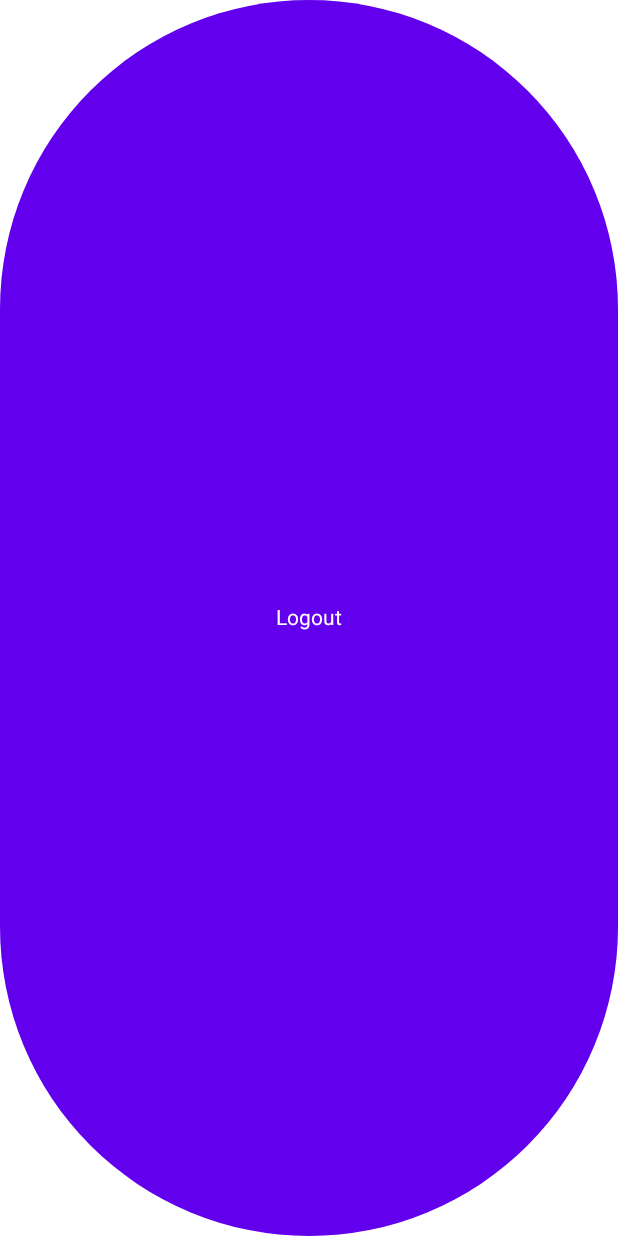
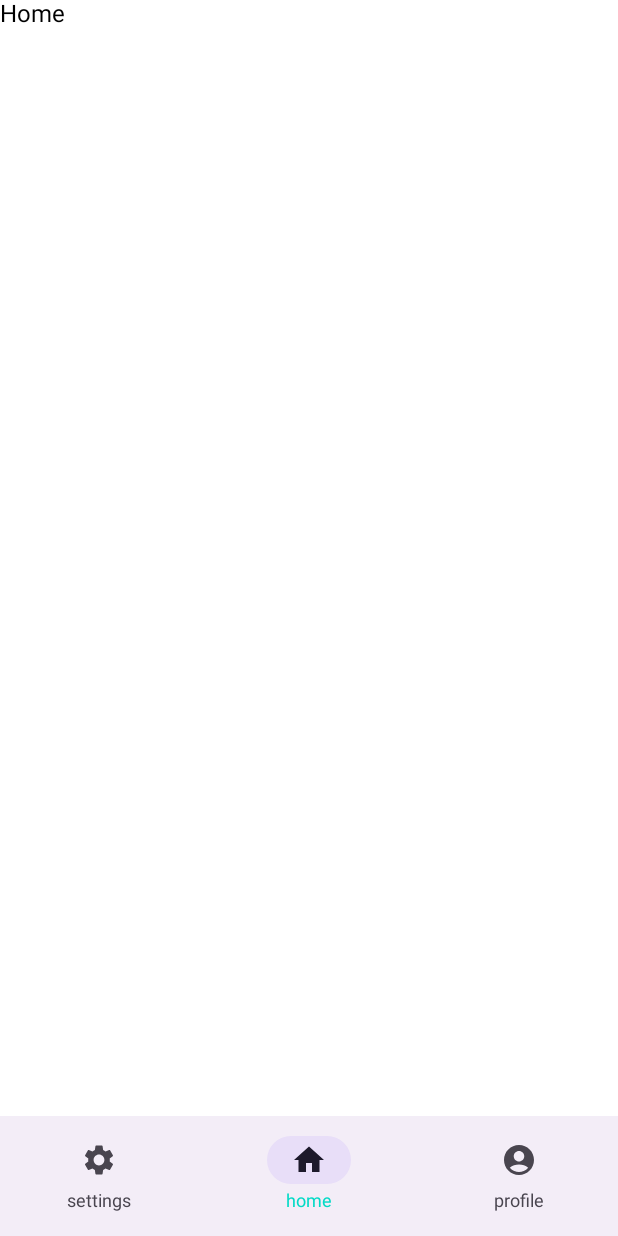
Before and after one commit to Fuwuffyi/Mobile2025-WalkAndTag, an Android app built with Jetpack Compose: the screen it shows after launch once a user with an empty profile is signed in (MainActivity), on a phone screen of 412 x 824 dp. Run offline under Robolectric (Android 15) with nearby library versions, the phone set to English and light mode, and no system bars; our stand-ins replace Firebase (no records; nobody signed in at launch, a user with empty details on screens opened directly).

```diff
--- a/app/src/main/java/com/github/walkandtag/ui/navigation/MainNavGraph.kt
+++ b/app/src/main/java/com/github/walkandtag/ui/navigation/MainNavGraph.kt
@@ -1,49 +1,36 @@
 package com.github.walkandtag.ui.navigation
 
-import android.app.Activity
-import android.content.Intent
-import androidx.compose.foundation.layout.fillMaxHeight
-import androidx.compose.foundation.layout.fillMaxWidth
-import androidx.compose.foundation.layout.padding
-import androidx.compose.material3.Button
-import androidx.compose.material3.Scaffold
-import androidx.compose.material3.Text
+import androidx.compose.animation.fadeIn
+import androidx.compose.animation.fadeOut
+import androidx.compose.animation.slideInHorizontally
+import androidx.compose.animation.slideOutHorizontally
 import androidx.compose.runtime.Composable
-import androidx.compose.runtime.remember
-import androidx.compose.ui.Modifier
-import androidx.compose.ui.platform.LocalContext
 import androidx.navigation.compose.NavHost
 import androidx.navigation.compose.composable
 import androidx.navigation.compose.rememberNavController
-import com.github.walkandtag.AuthActivity
-import com.github.walkandtag.auth.Authentication
-import com.google.firebase.auth.FirebaseAuth
+import com.github.walkandtag.ui.pages.Home
+import com.github.walkandtag.ui.pages.Profile
+import com.github.walkandtag.ui.pages.Settings
 
 @Composable
 fun MainNavGraph() {
-    val ctx = LocalContext.current
-    val authentication = remember { Authentication(FirebaseAuth.getInstance()) }
-
     val navigationController = rememberNavController()
 
     NavHost(navController = navigationController, startDestination = "home") {
         composable(
+            "settings",
+            enterTransition = { slideInHorizontally { -it } },
+            exitTransition = { slideOutHorizontally { -it } }
+        ) { Settings(navigationController) }
+
+        composable(
             "home"
-        ) {
-            Scaffold { pad ->
-                Button(
-                    onClick = {
-                        authentication.logout()
-                        val intent = Intent(ctx, AuthActivity::class.java)
-                        ctx.startActivity(intent)
-                        (ctx as? Activity)?.finish()
-                    },
-                    modifier = Modifier
-                        .padding(pad)
-                        .fillMaxWidth()
-                        .fillMaxHeight()
-                ) { Text("Logout") }
-            }
-        }
+        ) { Home(navigationController) }
+
+        composable(
+            "profile",
+            enterTransition = { slideInHorizontally { it } },
+            exitTransition = { slideOutHorizontally { it } }
+        ) { Profile(navigationController) }
     }
 }
--- /dev/null
+++ b/app/src/main/java/com/github/walkandtag/ui/pages/Home.kt
@@ -0,0 +1,38 @@
+package com.github.walkandtag.ui.pages
+
+import androidx.compose.foundation.background
+import androidx.compose.foundation.layout.fillMaxSize
+import androidx.compose.foundation.layout.padding
+import androidx.compose.material.icons.Icons
+import androidx.compose.material.icons.filled.AccountCircle
+import androidx.compose.material.icons.filled.Home
+import androidx.compose.material.icons.filled.Settings
+import androidx.compose.material3.MaterialTheme
+import androidx.compose.material3.Scaffold
+import androidx.compose.material3.Surface
+import androidx.compose.material3.Text
+import androidx.compose.runtime.Composable
+import androidx.compose.ui.Modifier
+import androidx.navigation.NavController
+import com.github.walkandtag.ui.components.NavbarBuilder
+
+val homeNavbarBuilder: NavbarBuilder = NavbarBuilder()
+    .addButton("settings", Icons.Filled.Settings)
+    .addButton("home", Icons.Filled.Home)
+    .addButton("profile", Icons.Filled.AccountCircle)
+
+@Composable
+fun Home(navController: NavController) {
+    Scaffold(
+        bottomBar = { homeNavbarBuilder.Navbar(navController, "home") }
+    ) { innerPadding ->
+        Surface(
+            modifier = Modifier
+                .fillMaxSize()
+                .padding(innerPadding)
+                .background(MaterialTheme.colorScheme.background)
+        ) {
+            Text("Home")
+        }
+    }
+}
```
Also changed, not shown: app/src/main/java/com/github/walkandtag/ui/navigation/LoginNavGraph.kt (+4 -4 lines), app/src/main/java/com/github/walkandtag/ui/pages/Profile.kt (added, +28 -0 lines), app/src/main/java/com/github/walkandtag/ui/pages/Settings.kt (added, +28 -0 lines).
